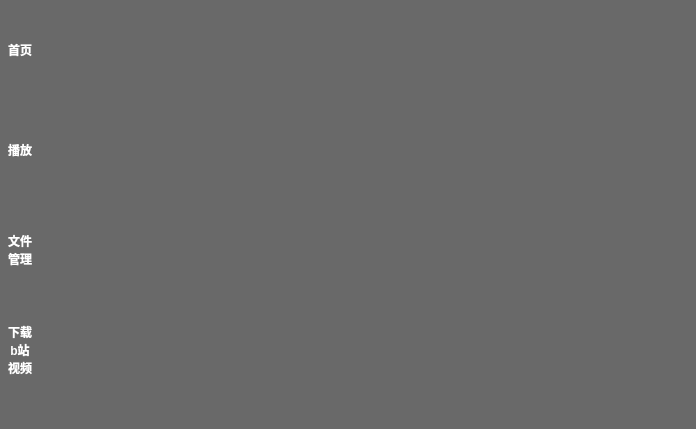
The window that RootPage/rootpage.ui (inportinitial/NMP3) describes before a commit, drawn with Qt 5.
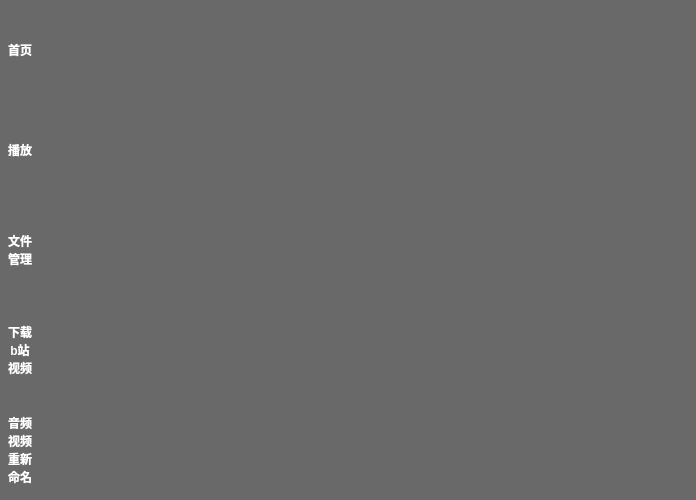
The same window after the commit. Custom widgets are drawn as their Qt base class.

Patch:
```diff
--- a/RootPage/rootpage.ui
+++ b/RootPage/rootpage.ui
@@ -214,6 +214,33 @@
            </property>
           </widget>
          </item>
+         <item>
+          <widget class="QPushButton" name="GoToRenameSongPage">
+           <property name="minimumSize">
+            <size>
+             <width>40</width>
+             <height>100</height>
+            </size>
+           </property>
+           <property name="maximumSize">
+            <size>
+             <width>40</width>
+             <height>100</height>
+            </size>
+           </property>
+           <property name="font">
+            <font>
+             <bold>true</bold>
+            </font>
+           </property>
+           <property name="text">
+            <string>音频
+视频
+重新
+命名</string>
+           </property>
+          </widget>
+         </item>
          <item>
           <spacer name="verticalSpacer">
            <property name="orientation">
```
